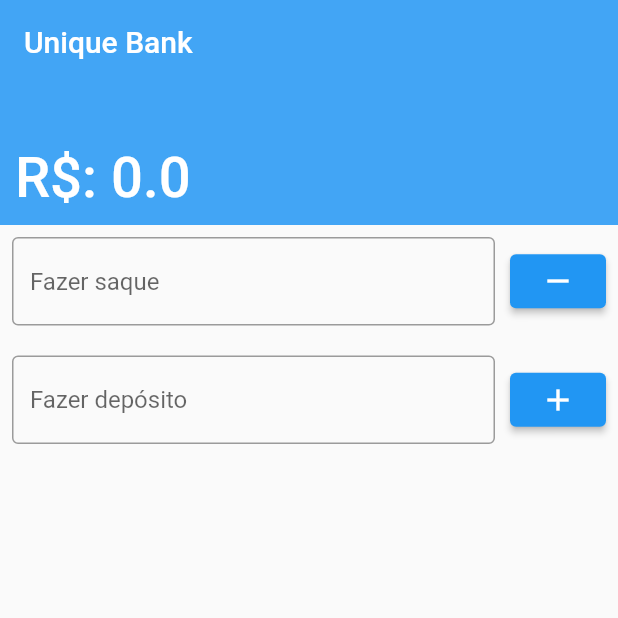
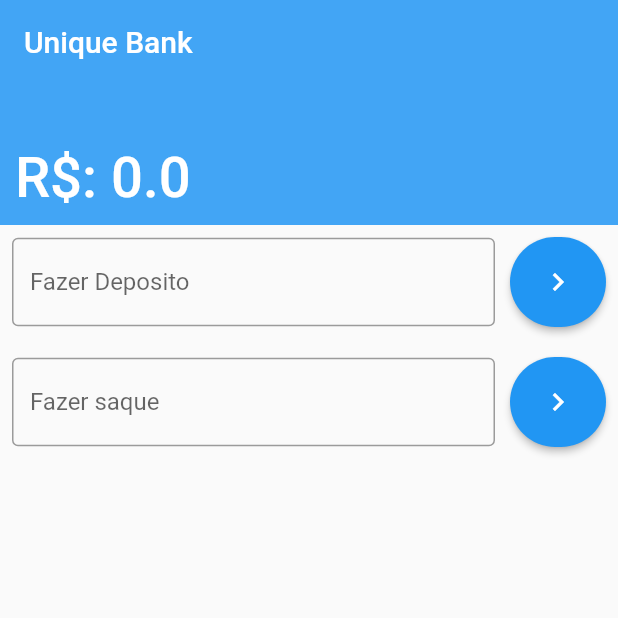
Before and after one commit to adrianoaraujo0/APP_TRANSACOES_FINANCEIRAS, a Flutter app: the screen it shows after launch, on a phone screen of 412 x 824 dp, the top half of it. Run offline on Flutter 3.47's test engine with Material 2 defaults, Android fonts, the phone set to English and light mode, and no system bars.

Commit message:
Código reduzido e layout ajustado

```diff
--- a/lib/main.dart
+++ b/lib/main.dart
@@ -1,4 +1,5 @@
 import 'package:flutter/material.dart';
+import 'package:transacoes_financeiras/views/homepage.dart';
 
 void main() {
   runApp(MaterialApp(
@@ -19,18 +20,6 @@ class _MyAppState extends State<MyApp> {
   TextEditingController depositoController = TextEditingController();
   TextEditingController saqueController = TextEditingController();
   double saldo = 0;
-
-  void depositar() {
-    setState(() {
-      saldo += double.parse(depositoController.text);
-    });
-  }
-
-  void sacar() {
-    setState(() {
-      saldo -= double.parse(saqueController.text);
-    });
-  }
 
   @override
   Widget build(BuildContext context) {
@@ -57,61 +46,26 @@ class _MyAppState extends State<MyApp> {
         },
         body: Padding(
           padding: const EdgeInsets.all(8.0),
-          child: Column(
-            children: [
-              Row(
-                children: [
-                  Expanded(
-                    child: TextField(
-                      controller: saqueController,
-                      keyboardType: TextInputType.number,
-                      decoration: InputDecoration(
-                        hintText: "Fazer saque",
-                        border: OutlineInputBorder(),
-                      ),
-                    ),
-                  ),
-                  SizedBox(
-                    width: 10,
-                  ),
-                  ElevatedButton(
-                      onPressed: () {
-                        sacar();
-                      },
-                      child: Icon(Icons.remove))
-                ],
-              ),
-              SizedBox(
-                height: 20,
-              ),
-              Row(
-                children: [
-                  Expanded(
-                    child: TextField(
-                      controller: depositoController,
-                      keyboardType: TextInputType.number,
-                      decoration: InputDecoration(
-                        hintText: "Fazer depósito",
-                        border: OutlineInputBorder(),
-                      ),
-                    ),
-                  ),
-                  SizedBox(
-                    width: 10,
-                  ),
-                  ElevatedButton(
-                      onPressed: () {
-                        if (depositoController.text != null) {
-                          depositar();
-                        }
-                      },
-                      child: Icon(Icons.add))
-                ],
-              )
-            ],
+          child: HomePage(
+            fazerDeposito: fazerDeposito,
+            fazerSaque: fazerSaque,
           ),
         ),
       ),
     );
   }
+
+  void fazerDeposito(double deposito) {
+    setState(() {
+      if (deposito > 0) {
+        saldo += deposito;
+      }
+    });
+  }
+
+  void fazerSaque(double deposito) {
+    setState(() {
+      saldo -= deposito;
+    });
+  }
 }
--- /dev/null
+++ b/lib/views/homepage.dart
@@ -0,0 +1,70 @@
+import 'package:flutter/cupertino.dart';
+import 'package:flutter/material.dart';
+import 'package:flutter/src/foundation/key.dart';
+import 'package:flutter/src/widgets/framework.dart';
+
+class HomePage extends StatelessWidget {
+  HomePage({required this.fazerDeposito, required this.fazerSaque, Key? key})
+      : super(key: key);
+
+  TextEditingController depositoController = TextEditingController();
+  TextEditingController saqueController = TextEditingController();
+
+  Function(double) fazerDeposito;
+  Function(double) fazerSaque;
+  //  double.parse(saqueController.text);
+
+  @override
+  Widget build(BuildContext context) {
+    return Column(
+      children: [
+        BuildWidgetTransacao(
+            controller: depositoController,
+            hintText: "Fazer Deposito",
+            transacao: fazerDeposito),
+        SizedBox(
+          height: 20,
+        ),
+        BuildWidgetTransacao(
+            controller: saqueController,
+            hintText: "Fazer saque",
+            transacao: fazerSaque)
+      ],
+    );
+  }
+
+  Widget BuildWidgetTransacao(
+      {required TextEditingController controller,
+      required String hintText,
+      required Function(double) transacao}) {
+    return Row(
+      children: [
+        Expanded(
+          child: TextField(
+            controller: controller,
+            keyboardType: TextInputType.number,
+            decoration: InputDecoration(
+              hintText: hintText,
+              border: OutlineInputBorder(),
+            ),
+          ),
+        ),
+        SizedBox(
+          width: 10,
+        ),
+        ElevatedButton(
+          onPressed: () {
+            transacao(double.parse(controller.text));
+          },
+          child: Icon(Icons.keyboard_arrow_right_outlined),
+          style: ElevatedButton.styleFrom(
+            padding: EdgeInsets.all(18),
+            shape: RoundedRectangleBorder(
+              borderRadius: BorderRadius.circular(30),
+            ),
+          ),
+        ),
+      ],
+    );
+  }
+}
```
